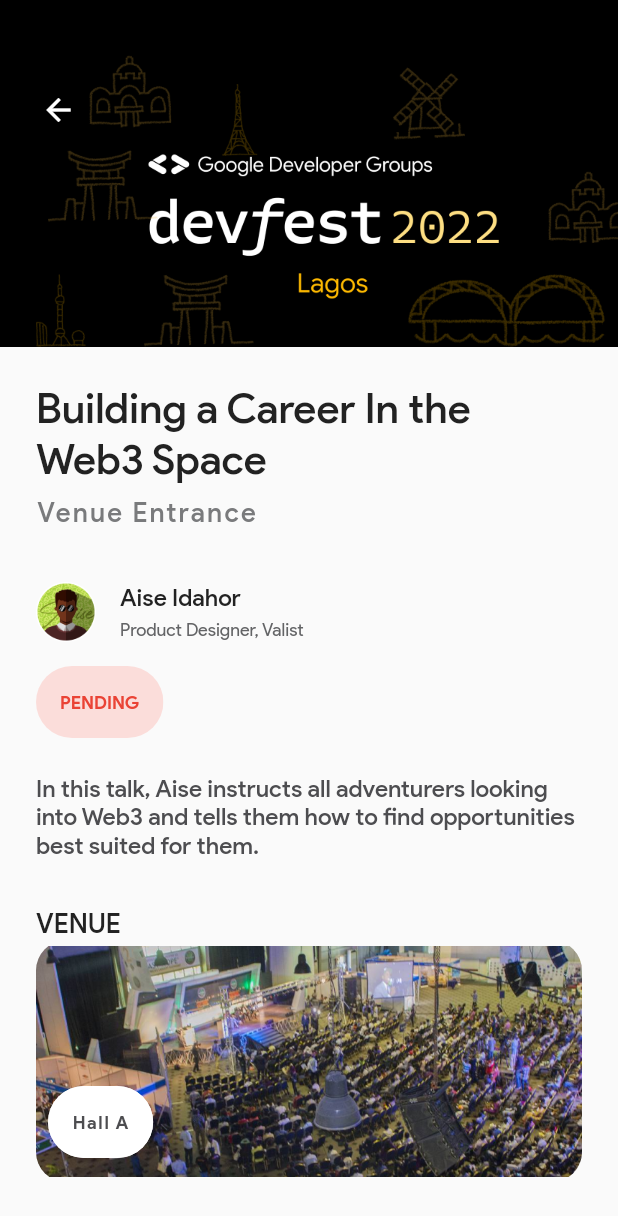
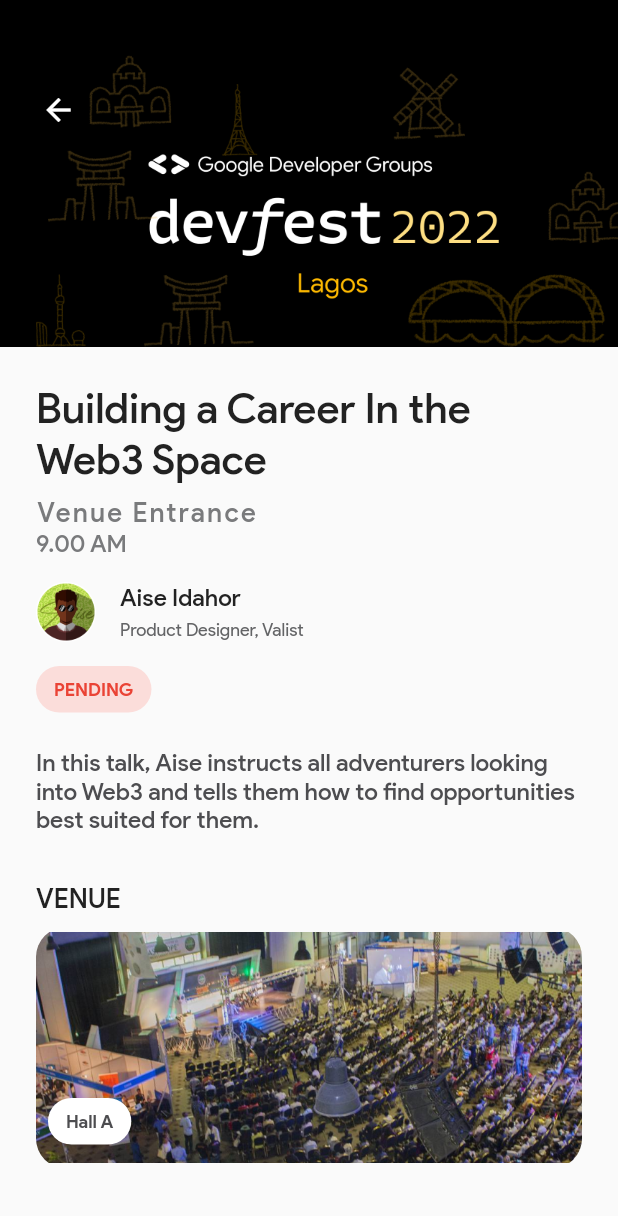
Before and after one commit to geektutor/devfestlagos2022, a Flutter app: the SpeakersPage screen opened by its route, after a tap on "Building a Career In the Web3 Space", on a phone screen of 412 x 824 dp. Shown: the top 1216 px of the screen. Run offline on Flutter 3.47's test engine with Material 2 defaults, Android fonts, the phone set to English and light mode, and no system bars; our stand-ins replace card_swiper, firebase_core, flutter_phosphor_icons, flutter_svg, gap, hooks_riverpod; accounts and stored records are empty; generated files the repository leaves out were written again; project files that could hold a hidden picture were left out.

Commit message:
:lipstick: chore: design cleanups

```diff
--- a/lib/core/state/viewmodels/speakers_vm.dart
+++ b/lib/core/state/viewmodels/speakers_vm.dart
@@ -48,7 +48,7 @@ class SpeakersVM extends ChangeNotifier {
   String get time => _time;
   String get timne => _time;
   set time(String time) {
-    _time = time = _time;
+    _time = time;
     notifyListeners();
   }
 
--- a/lib/views/speakers_page/more_info.dart
+++ b/lib/views/speakers_page/more_info.dart
@@ -19,7 +19,8 @@ class MoreInfoPage extends HookConsumerWidget {
     String trimmedVenue = speakers.venue.replaceAll(' ', '').toLowerCase();
 
     return Scaffold(
-      body: Column(
+      body: SingleChildScrollView(
+        child: Column(
           crossAxisAlignment: CrossAxisAlignment.start,
           children: [
             Stack(children: [
@@ -106,17 +107,14 @@ class MoreInfoPage extends HookConsumerWidget {
                     ],
                   ),
                   const Gap(16),
-                const Chip(
-                  label: Text(
-                    'PENDING',
-                    style: TextStyle(
-                        fontSize: 12,
-                        fontWeight: FontWeight.w700,
-                        color: AppColors.redPrimary),
+                  const CustomChip(
+                    color: AppColors.lightRed2,
+                    text: 'PENDING',
+                    textColor: AppColors.redPrimary,
+                    padding: EdgeInsets.symmetric(
+                      horizontal: 12,
+                      vertical: 8,
                     ),
-                  labelPadding:
-                      EdgeInsets.symmetric(horizontal: 12, vertical: 8),
-                  backgroundColor: AppColors.lightRed2,
                   ),
                   const Gap(24),
                   const Text(
@@ -134,6 +132,7 @@ class MoreInfoPage extends HookConsumerWidget {
                         fontWeight: FontWeight.w500,
                         color: AppColors.grey0),
                   ),
+                  const Gap(8),
                   Stack(
                     children: [
                       ClipRRect(
@@ -151,27 +150,54 @@ class MoreInfoPage extends HookConsumerWidget {
                       Positioned(
                         left: 8,
                         bottom: 16,
-                      child: Chip(
-                        label: Text(
-                          speakers.venue,
-                          style: const TextStyle(
-                              fontSize: 12,
-                              fontWeight: FontWeight.w700,
-                              color: AppColors.grey6,
-                              letterSpacing: 1.1),
+                        child: CustomChip(
+                          color: AppColors.white,
+                          text: speakers.venue,
+                          textColor: AppColors.grey6,
+                          padding: const EdgeInsets.symmetric(
+                            horizontal: 12,
+                            vertical: 8,
                           ),
-                        labelPadding: const EdgeInsets.symmetric(
-                            horizontal: 12, vertical: 8),
-                        backgroundColor: AppColors.white,
                         ),
                       )
                     ],
-                )
+                  ),
                 ],
               ),
             ),
           ],
         ),
+      ),
     );
   }
 }
+
+class CustomChip extends StatelessWidget {
+  const CustomChip(
+      {Key? key, this.text, this.padding, this.color, this.textColor})
+      : super(key: key);
+
+  final String? text;
+  final EdgeInsetsGeometry? padding;
+  final Color? color;
+  final Color? textColor;
+
+  @override
+  Widget build(BuildContext context) {
+    return Container(
+      decoration: BoxDecoration(
+        color: color,
+        borderRadius: BorderRadius.circular(100),
+      ),
+      padding: padding,
+      child: Text(
+        text ?? '',
+        style: TextStyle(
+          fontSize: 12,
+          fontWeight: FontWeight.w700,
+          color: textColor,
+        ),
+      ),
+    );
+  }
+}
--- a/lib/views/speakers_page/speakers_page.dart
+++ b/lib/views/speakers_page/speakers_page.dart
@@ -6,13 +6,6 @@ import 'package:devfest/widgets/touchable_opacity.dart';
 
 import '../../widgets/app_bar.dart';
 
-class SpeakersPage extends StatefulWidget {
-  const SpeakersPage({Key? key}) : super(key: key);
-  @override
-  State<SpeakersPage> createState() => _SpeakersPageState();
-}
-
-class _SpeakersPageState extends State<SpeakersPage> {
 List<String> categories = [
   'All',
   'Career',
@@ -21,7 +14,7 @@ class _SpeakersPageState extends State<SpeakersPage> {
   'Product Management'
 ];
 
-  List speakerDets = [
+List<Speaker> speakerDets = [
   Speaker(
       firstName: 'Aise',
       lastName: 'Idahor',
@@ -54,6 +47,13 @@ class _SpeakersPageState extends State<SpeakersPage> {
       category: 'Product Management'),
 ];
 
+class SpeakersPage extends StatefulWidget {
+  const SpeakersPage({Key? key}) : super(key: key);
+  @override
+  State<SpeakersPage> createState() => _SpeakersPageState();
+}
+
+class _SpeakersPageState extends State<SpeakersPage> {
   int selectedCategory = 0;
 
   @override
@@ -77,23 +77,33 @@ class _SpeakersPageState extends State<SpeakersPage> {
             const Gap(24),
             SizedBox(
               height: 31,
-              child: ListView.builder(
+              child: ListView.separated(
                 scrollDirection: Axis.horizontal,
                 itemCount: categories.length,
+                separatorBuilder: (context, index) => const Gap(8),
                 itemBuilder: ((context, index) {
-                  return Row(
-                    children: [
-                      TouchableOpacity(
+                  return TouchableOpacity(
+                    height: 31,
                     onTap: () {
                       setState(() {
                         selectedCategory = index;
                       });
                     },
-                        child: Chip(
-                          backgroundColor: selectedCategory == index
+                    decoration: BoxDecoration(
+                        color: selectedCategory == index
                             ? AppColors.blue1
                             : AppColors.white,
-                          label: Text(
+                        borderRadius: BorderRadius.circular(100),
+                        border: Border.all(
+                            color: selectedCategory == index
+                                ? AppColors.blue1
+                                : AppColors.grey16,
+                            width: 2)),
+                    padding: const EdgeInsets.symmetric(
+                      horizontal: 16,
+                    ),
+                    child: Center(
+                      child: Text(
                         categories[index],
                         style: TextStyle(
                             fontSize: 12,
@@ -102,18 +112,7 @@ class _SpeakersPageState extends State<SpeakersPage> {
                                 ? AppColors.blue7
                                 : AppColors.grey6),
                       ),
-                          labelPadding: const EdgeInsets.symmetric(
-                            horizontal: 8,
                     ),
-                          side: BorderSide(
-                              color: selectedCategory == index
-                                  ? AppColors.blue1
-                                  : AppColors.grey16,
-                              width: 2),
-                        ),
-                      ),
-                      const Gap(8),
-                    ],
                   );
                 }),
               ),
@@ -131,7 +130,8 @@ class _SpeakersPageState extends State<SpeakersPage> {
                         venue: e.venue,
                         category: e.category,
                       ))
-                    .toList())
+                  .toList(),
+            )
           ],
         ),
       ),
--- a/lib/widgets/touchable_opacity.dart
+++ b/lib/widgets/touchable_opacity.dart
@@ -27,6 +27,7 @@ class TouchableOpacity extends StatefulWidget {
     this.onTapDown,
     this.onTapUp,
     this.onTapCancel,
+    this.padding,
   }) : super(key: key);
   final Widget? child;
   final double? width;
@@ -40,6 +41,7 @@ class TouchableOpacity extends StatefulWidget {
   final VoidCallback? onTapDown;
   final VoidCallback? onTapUp;
   final VoidCallback? onTapCancel;
+  final EdgeInsetsGeometry? padding;
 
   @override
   _TouchableOpacity createState() => _TouchableOpacity();
@@ -92,6 +94,7 @@ class _TouchableOpacity extends State<TouchableOpacity> {
           child: Container(
             width: widget.width,
             height: widget.height,
+            padding: widget.padding,
             decoration: widget.decoration,
             child: widget.child,
           ),
```
Also changed, not shown: lib/core/state/viewmodels/controller_vm.dart (+10 -0 lines), lib/views/controller_page/tabs/home/home_page.dart (+41 -2 lines). Lines whose indentation alone changed are shown as unchanged.
